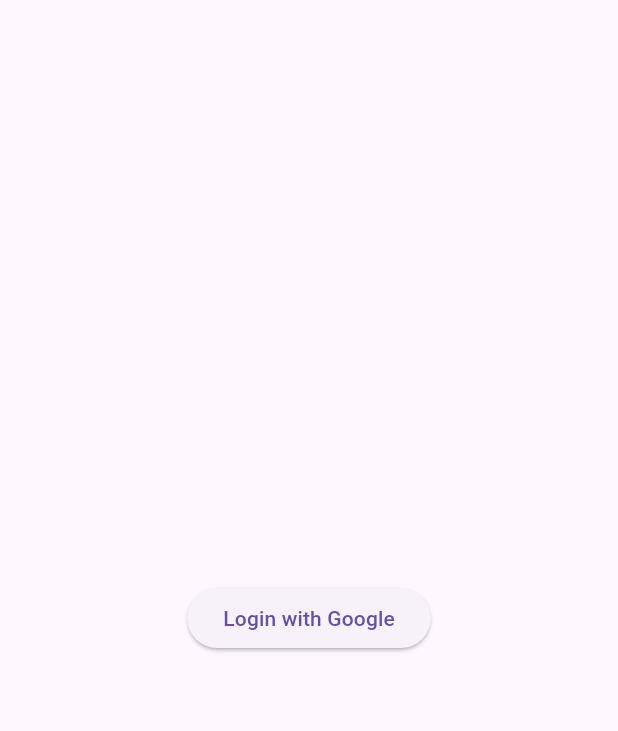
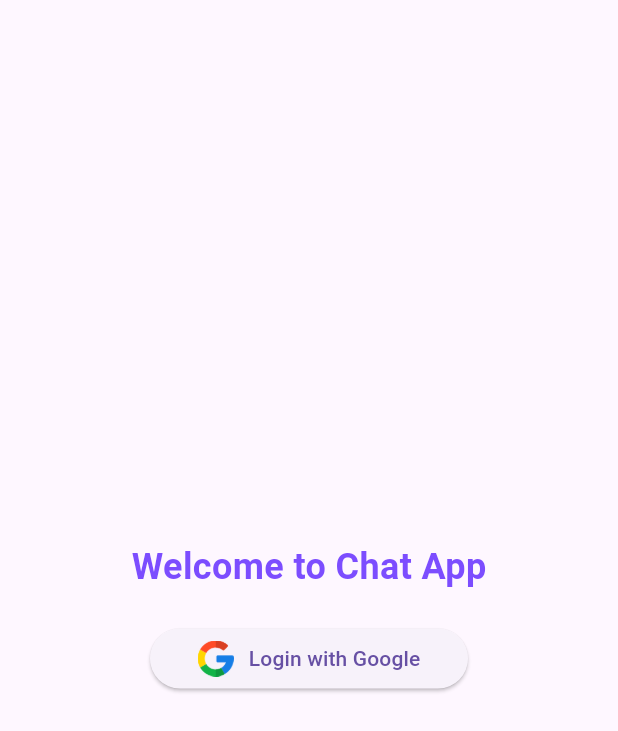
Before and after one commit to ahmadshofi23/chatapps, a Flutter app: the screen it shows after launch, on a phone screen of 412 x 824 dp. Shown: the top 731 px of the screen. Run offline on Flutter 3.47's test engine with Material 3 defaults, Android fonts, the phone set to English and light mode, and no system bars; our stand-ins replace bloc, cloud_firestore, equatable, firebase_auth, firebase_core, flutter_bloc and 2 more; accounts and stored records are empty.

Commit message:
fix design

```diff
--- a/features/auth/lib/presentation/pages/login_page.dart
+++ b/features/auth/lib/presentation/pages/login_page.dart
@@ -25,33 +25,43 @@ class LoginPage extends StatelessWidget {
               '/user-list',
               arguments: {'currentUser': state.user},
             );
-            return Center(
-              child: Column(
-                mainAxisAlignment: MainAxisAlignment.center,
-                children: [
-                  Text('Welcome, ${state.user.displayName ?? "User"}'),
-                  const SizedBox(height: 20),
-                  ElevatedButton(
+            return SizedBox.shrink();
+          } else {
+            return Column(
+              mainAxisAlignment: MainAxisAlignment.center,
+              children: [
+                Text(
+                  'Welcome to Chat App',
+                  style: TextStyle(
+                    fontSize: 24,
+                    color: Colors.deepPurpleAccent,
+                    fontWeight: FontWeight.bold,
+                  ),
+                ),
+                const SizedBox(height: 20),
+                Container(
+                  margin: const EdgeInsets.symmetric(horizontal: 100),
+                  child: ElevatedButton(
                     onPressed: () {
                       ReadContext(
                         context,
-                      ).read<AuthBloc>().add(AuthSignOutRequested());
+                      ).read<AuthBloc>().add(AuthSignInRequested());
                     },
-                    child: const Text('Logout'),
+                    child: Row(
+                      mainAxisAlignment: MainAxisAlignment.center,
+                      children: [
+                        Image.asset(
+                          'assets/ic_google.png',
+                          width: 24,
+                          height: 24,
+                        ),
+                        const SizedBox(width: 10),
+                        const Text('Login with Google'),
+                      ],
+                    ),
                   ),
-                ],
-              ),
-            );
-          } else {
-            return Center(
-              child: ElevatedButton(
-                onPressed: () {
-                  ReadContext(
-                    context,
-                  ).read<AuthBloc>().add(AuthSignInRequested());
-                },
-                child: const Text('Login with Google'),
-              ),
+                ),
+              ],
             );
           }
         },
--- a/features/auth/pubspec.yaml
+++ b/features/auth/pubspec.yaml
@@ -28,10 +28,9 @@ dev_dependencies:
 
 # The following section is specific to Flutter packages.
 flutter:
-
   # To add assets to your package, add an assets section, like this:
   # assets:
-  #   - images/a_dot_burr.jpeg
+  #   - ../../assets/
   #   - images/a_dot_ham.jpeg
   #
   # For details regarding assets in packages, see
--- a/features/chat/lib/presentation/ui/chat_page.dart
+++ b/features/chat/lib/presentation/ui/chat_page.dart
@@ -90,7 +90,6 @@ class _ChatPageState extends State<ChatPage> {
               ],
             ),
           ),
-          actions: [IconButton(icon: const Icon(Icons.call), onPressed: () {})],
         ),
         body: Column(
           children: [
--- a/libraries/dependecies/pubspec.yaml
+++ b/libraries/dependecies/pubspec.yaml
@@ -19,6 +19,7 @@ dependencies:
   cloud_firestore: ^4.17.5
   intl: ^0.17.0
   equatable: ^2.0.5
+  socket_io_client: 2.0.3+1
 
 dev_dependencies:
   flutter_test:
--- a/pubspec.yaml
+++ b/pubspec.yaml
@@ -69,8 +69,8 @@ flutter:
   uses-material-design: true
 
   # To add assets to your application, add an assets section, like this:
-  # assets:
-  #   - images/a_dot_burr.jpeg
+  assets:
+    - assets/
   #   - images/a_dot_ham.jpeg
 
   # An image asset can refer to one or more resolution-specific "variants", see
```
Also changed, not shown: features/profile/lib/presentation/ui/profile_page.dart (+5 -3 lines), features/user_list/lib/presentation/ui/user_list_page.dart (+16 -1 lines), assets/ic_google.png (added), pubspec.lock.
